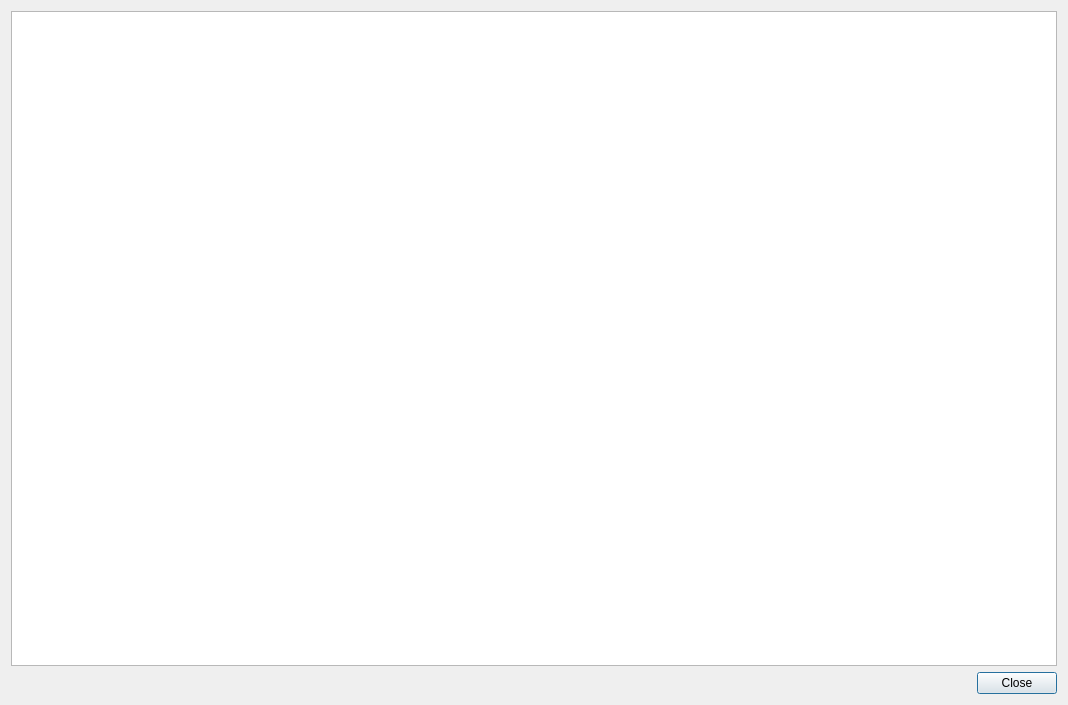
federicomartinlara1976/VerEmbalses, file src/dlg-show-simple-graphic.ui: the form before one commit.
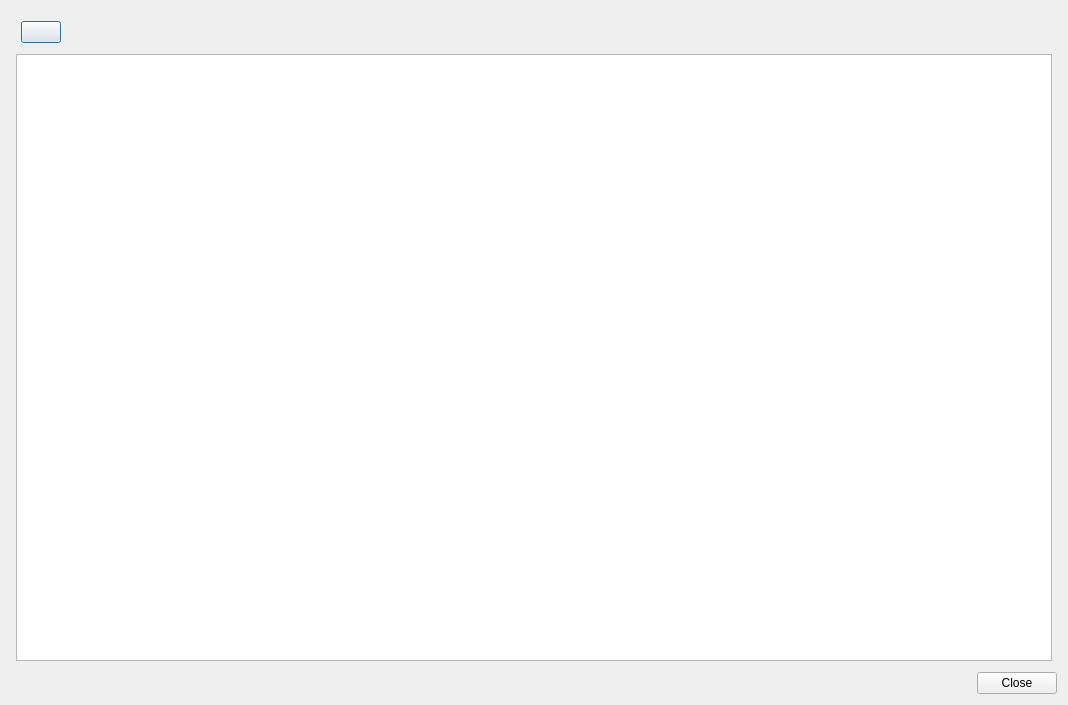
The form after the commit. Icons and pictures are not drawn.

Commit message: Botón de imprimir

```diff
--- a/src/dlg-show-simple-graphic.ui
+++ b/src/dlg-show-simple-graphic.ui
@@ -16,6 +16,60 @@
   <layout class="QVBoxLayout" name="verticalLayout_2">
    <item>
     <layout class="QVBoxLayout" name="verticalLayout">
+     <property name="leftMargin">
+      <number>5</number>
+     </property>
+     <property name="topMargin">
+      <number>5</number>
+     </property>
+     <property name="rightMargin">
+      <number>5</number>
+     </property>
+     <property name="bottomMargin">
+      <number>5</number>
+     </property>
+     <item>
+      <layout class="QHBoxLayout" name="horizontalLayout">
+       <property name="leftMargin">
+        <number>5</number>
+       </property>
+       <property name="topMargin">
+        <number>5</number>
+       </property>
+       <property name="rightMargin">
+        <number>5</number>
+       </property>
+       <property name="bottomMargin">
+        <number>5</number>
+       </property>
+       <item>
+        <widget class="QPushButton" name="btnPrint">
+         <property name="toolTip">
+          <string>Imprimir</string>
+         </property>
+         <property name="text">
+          <string/>
+         </property>
+         <property name="icon">
+          <iconset theme="printer"/>
+         </property>
+        </widget>
+       </item>
+       <item>
+        <spacer name="horizontalSpacer">
+         <property name="orientation">
+          <enum>Qt::Horizontal</enum>
+         </property>
+         <property name="sizeHint" stdset="0">
+          <size>
+           <width>40</width>
+           <height>20</height>
+          </size>
+         </property>
+        </spacer>
+       </item>
+      </layout>
+     </item>
      <item>
       <widget class="QGraphicsView" name="chartView"/>
      </item>
```
The commit also changes 5 other files.
